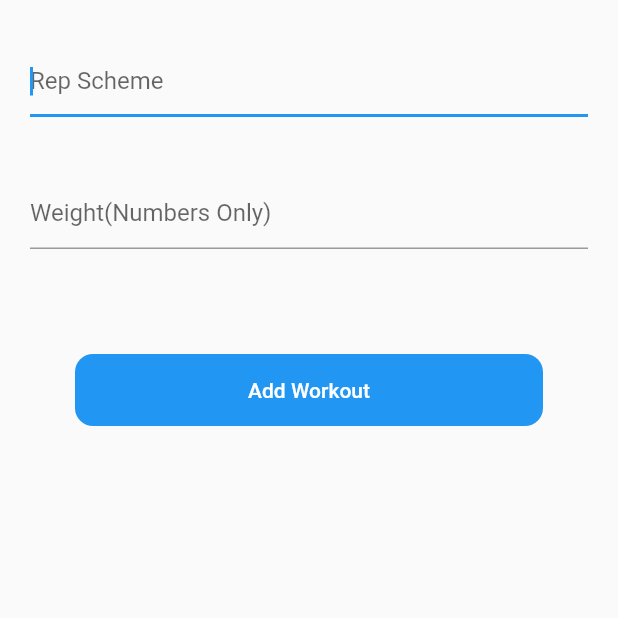
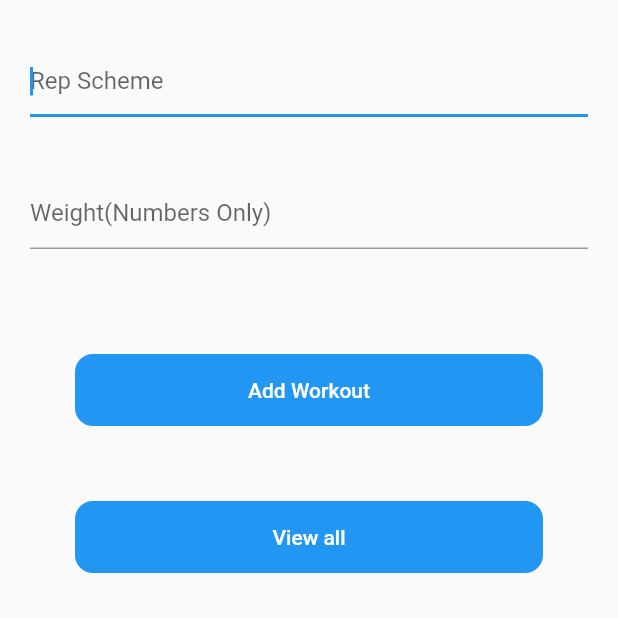
Before and after one commit to VershimaKelvin/lomas, a Flutter app: the screen it shows after launch, after a tap on "Add Workout", on a phone screen of 412 x 824 dp, the top half of it. Run offline on Flutter 3.47's test engine with Material 2 defaults, Android fonts, the phone set to English and light mode, and no system bars; our stand-ins replace sqflite; accounts and stored records are empty.

Commit message:
i added another column to the table to test how things work

```diff
--- a/lib/database_helper.dart
+++ b/lib/database_helper.dart
@@ -39,7 +39,10 @@ class DatabaseHelper{
     db.execute(
         '''CREATE TABLE $_tableName(
         $_columnID INTEGER PRIMARY KEY,
-        $_columnName TEXT NOT NULL)
+        $_columnName TEXT NOT NULL,
+        $_columnAge INTEGER NOT NULL
+        )
+
         '''
     ) ;
   }
--- a/lib/main.dart
+++ b/lib/main.dart
@@ -77,7 +77,12 @@ class _MyAppState extends State<MyApp> {
                 child: TextButton(
                     onPressed: ()async{
                       String name = controller.text;
-                      int id =await  DatabaseHelper.instance.insert({'name': 'kelvin'});
+                      int id =await  DatabaseHelper.instance.insert(
+                          {
+                            'Age': 12,
+                            'name':name
+                          }
+                          );
                       print('this is the id of the item inserted into the database $id');
                       controller.clear();
                     },
@@ -90,7 +95,27 @@ class _MyAppState extends State<MyApp> {
                 ),
               ),
             ),
-
+            Padding(
+              padding: const EdgeInsets.fromLTRB(50,50,50,0),
+              child: Container(
+                decoration: BoxDecoration(
+                    color: Colors.blue,
+                    borderRadius: BorderRadius.circular(12)
+                ),
+                child: TextButton(
+                  onPressed: ()async{
+                    List<Map<String,dynamic>> row =await DatabaseHelper.instance.queryAll();
+                    print(row);
+                  },
+                  child: const Text(
+                    'View all',
+                    style: TextStyle(
+                        color: Colors.white
+                    ),
+                  ),
+                ),
+              ),
+            )
           ],
         ),
       ),
```
